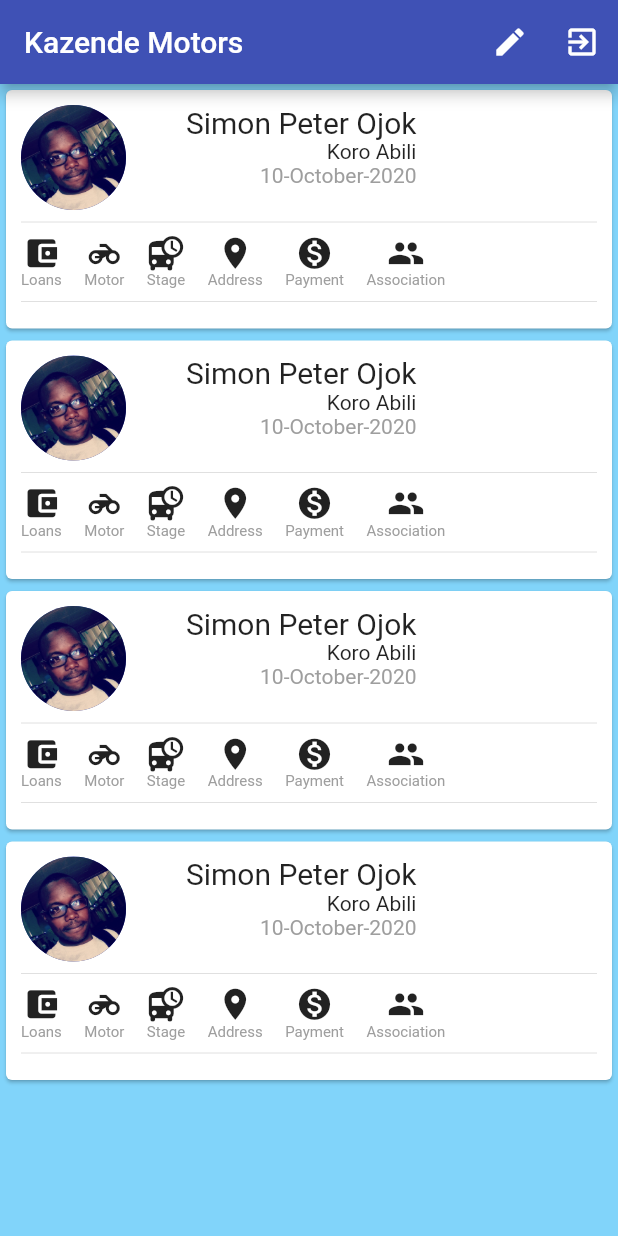
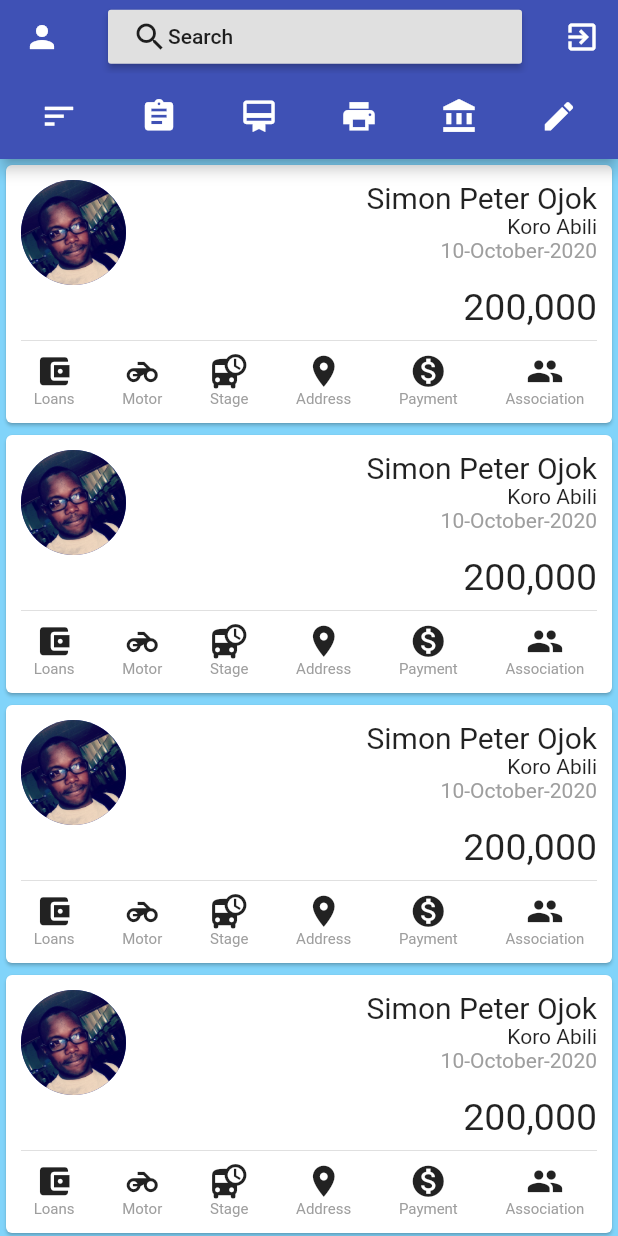
Before and after one commit to simonojok19/kazende-motors-flutter, a Flutter app: the screen it shows once a user with an empty profile is signed in, on a phone screen of 412 x 824 dp. Run offline on Flutter 3.47's test engine with Material 2 defaults, Android fonts, the phone set to English and light mode, and no system bars; our stand-ins replace cloud_firestore, firebase_auth; accounts and stored records are empty.

Commit message:
added the codes

```diff
--- a/lib/pages/main_page.dart
+++ b/lib/pages/main_page.dart
@@ -24,33 +24,56 @@ class _MainPageState extends State<MainPage> {
   Widget build(BuildContext context) {
     return Scaffold(
       appBar: AppBar(
-        title: Text('Kazende Motors'),
+        leading: Icon(Icons.person),
+        title: RaisedButton(
+          child: Row(
+            children: <Widget>[Icon(Icons.search), Text('Search')],
+          ),
+          onPressed: () {},
+        ),
         actions: <Widget>[
           IconButton(
-            icon: Icon(Icons.edit),
-            onPressed: () {
-              Navigator.push(
-                context,
-                MaterialPageRoute(
-                  fullscreenDialog: true,
-                  builder: (BuildContext context) => EditBodaBodaBlocProvider(
-                    child: EditBodaBodaPage(),
-                    bodaBodaBloc: EditBodaBodaBloc(
-                      authenticationApi: AuthenticationService(),
-                      bodaBoda: BodaBoda(),
-                      bodaBodaAPI: BodaBodaService(),
-                      register: true
-                    ),
-                  )
-                )
-              );
-            },
-          ),
-          IconButton(
             icon: Icon(Icons.exit_to_app),
-            onPressed: () { },
+            onPressed: () {},
           )
         ],
+        bottom: PreferredSize(
+          child: Container(
+            color: Colors.indigo,
+            padding: EdgeInsets.all(16.0),
+            child: Row(
+              mainAxisAlignment: MainAxisAlignment.spaceEvenly,
+              children: <Widget>[
+                Icon(
+                  Icons.sort,
+                  color: Colors.white,
+                  size: 25.0,
+                ),
+                SizedBox(
+                  width: 20.0,
+                ),
+                _buildMotorListIconButton(),
+                SizedBox(
+                  width: 20.0,
+                ),
+                _buildPaymentLisIconButton(),
+                SizedBox(
+                  width: 20.0,
+                ),
+                _buildPrintIconButton(),
+                SizedBox(
+                  width: 20.0,
+                ),
+                _buildListLoanApplicationIconButton(),
+                SizedBox(
+                  width: 20.0,
+                ),
+                _buildEditIconButton()
+              ],
+            ),
+          ),
+          preferredSize: Size.fromHeight(50.0),
+        ),
       ),
       body: SingleChildScrollView(
         child: Column(
@@ -70,23 +93,31 @@ class _MainPageState extends State<MainPage> {
       child: Padding(
         padding: EdgeInsets.all(10.0),
         child: Column(
-          mainAxisAlignment: MainAxisAlignment.end,
+          mainAxisAlignment: MainAxisAlignment.spaceEvenly,
           crossAxisAlignment: CrossAxisAlignment.end,
           children: <Widget>[
             Row(
               crossAxisAlignment: CrossAxisAlignment.start,
+              mainAxisAlignment: MainAxisAlignment.spaceBetween,
               children: <Widget>[
                 CircleAvatar(
                   backgroundImage: AssetImage('assets/images/image_simon.jpg'),
                   radius: 35.0,
                 ),
-                SizedBox(width: 40.0,),
+                // SizedBox(
+                //   width: 140.0,
+                // ),
                 _buildSideColumn(),
               ],
             ),
+            Text(
+              '200,000',
+              style: TextStyle(
+                fontSize: 25.0
+              ),
+            ),
             Divider(),
             _buildRowOfIconButtons(),
-            Divider()
           ],
         ),
       ),
@@ -106,9 +137,7 @@ class _MainPageState extends State<MainPage> {
         Text('Koro Abili'),
         Text(
           '10-October-2020',
-          style: TextStyle(
-            color: Colors.grey
-          ),
+          style: TextStyle(color: Colors.grey),
         )
       ],
     );
@@ -116,6 +145,7 @@ class _MainPageState extends State<MainPage> {
 
   Widget _buildRowOfIconButtons() {
     return Row(
+      mainAxisAlignment: MainAxisAlignment.spaceEvenly,
       children: <Widget>[
         InkWell(
           child: Column(
@@ -224,18 +254,139 @@ class _MainPageState extends State<MainPage> {
             Navigator.push(
               context,
               MaterialPageRoute(
-                fullscreenDialog: true,
-                builder: (BuildContext context) => BodaBodaAssociationBlocProvider(
-                  child: BodabodaAssociationPage(),
-                  bodaBodaAssociationBloc: BodaBodaAssociationBloc(
-                    // TODO: Params are to be update
-                  ),
-                )
-              ),
+                  fullscreenDialog: true,
+                  builder: (BuildContext context) =>
+                      BodaBodaAssociationBlocProvider(
+                        child: BodabodaAssociationPage(),
+                        bodaBodaAssociationBloc: BodaBodaAssociationBloc(
+                            // TODO: Params are to be update
+                            ),
+                      )),
             );
           },
         ),
       ],
     );
   }
+
+  Widget _buildEditIconButton() {
+    return InkWell(
+      child: Icon(
+        Icons.edit,
+        color: Colors.white,
+        size: 25.0,
+      ),
+      onTap: () {
+        Navigator.push(
+            context,
+            MaterialPageRoute(
+                fullscreenDialog: true,
+                builder: (BuildContext context) => EditBodaBodaBlocProvider(
+                      child: EditBodaBodaPage(),
+                      bodaBodaBloc: EditBodaBodaBloc(
+                          authenticationApi: AuthenticationService(),
+                          bodaBoda: BodaBoda(),
+                          bodaBodaAPI: BodaBodaService(),
+                          register: true),
+                    )));
+      },
+    );
+  }
+
+  Widget _buildListLoanApplicationIconButton() {
+    return InkWell(
+      child: Icon(
+        Icons.account_balance,
+        color: Colors.white,
+        size: 25.0,
+      ),
+      onTap: () {
+        Navigator.push(
+            context,
+            MaterialPageRoute(
+                fullscreenDialog: true,
+                builder: (BuildContext context) => EditBodaBodaBlocProvider(
+                      child: EditBodaBodaPage(),
+                      bodaBodaBloc: EditBodaBodaBloc(
+                          authenticationApi: AuthenticationService(),
+                          bodaBoda: BodaBoda(),
+                          bodaBodaAPI: BodaBodaService(),
+                          register: true),
+                    )));
+      },
+    );
+  }
+
+  Widget _buildPrintIconButton() {
+    return InkWell(
+      child: Icon(
+        Icons.print,
+        color: Colors.white,
+        size: 25.0,
+      ),
+      onTap: () {
+        Navigator.push(
+            context,
+            MaterialPageRoute(
+                fullscreenDialog: true,
+                builder: (BuildContext context) => EditBodaBodaBlocProvider(
+                      child: EditBodaBodaPage(),
+                      bodaBodaBloc: EditBodaBodaBloc(
+                          authenticationApi: AuthenticationService(),
+                          bodaBoda: BodaBoda(),
+                          bodaBodaAPI: BodaBodaService(),
+                          register: true),
+                    )));
+      },
+    );
+  }
+
+
+  Widget _buildPaymentLisIconButton() {
+    return InkWell(
+      child: Icon(
+        Icons.card_membership,
+        color: Colors.white,
+        size: 25.0,
+      ),
+      onTap: () {
+        Navigator.push(
+            context,
+            MaterialPageRoute(
+                fullscreenDialog: true,
+                builder: (BuildContext context) => EditBodaBodaBlocProvider(
+                      child: EditBodaBodaPage(),
+                      bodaBodaBloc: EditBodaBodaBloc(
+                          authenticationApi: AuthenticationService(),
+                          bodaBoda: BodaBoda(),
+                          bodaBodaAPI: BodaBodaService(),
+                          register: true),
+                    )));
+      },
+    );
+  }
+
+  Widget _buildMotorListIconButton() {
+    return InkWell(
+      child: Icon(
+        Icons.assignment,
+        color: Colors.white,
+        size: 25.0,
+      ),
+      onTap: () {
+        Navigator.push(
+            context,
+            MaterialPageRoute(
+                fullscreenDialog: true,
+                builder: (BuildContext context) => EditBodaBodaBlocProvider(
+                      child: EditBodaBodaPage(),
+                      bodaBodaBloc: EditBodaBodaBloc(
+                          authenticationApi: AuthenticationService(),
+                          bodaBoda: BodaBoda(),
+                          bodaBodaAPI: BodaBodaService(),
+                          register: true),
+                    )));
+      },
+    );
+  }
 }
```
